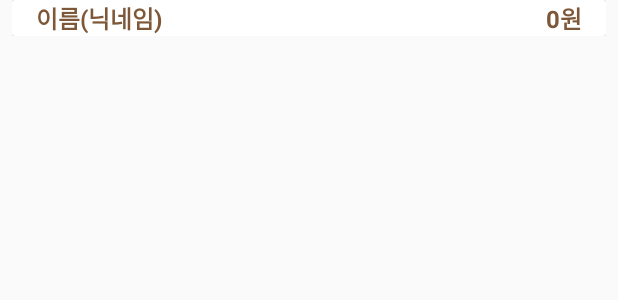
After one commit to Akais24/Project3, an Android app: the layout activity_main_item.xml on its own in the app's theme, with its tools: preview values and no code run, on a phone screen of 412 x 824 dp. The commit adds this screen. Shown: the top 300 px of the screen. Run offline under Robolectric (Android 15) with nearby library versions, the phone set to English and light mode, and no system bars.

Commit message:
토요일의 끝

```diff
--- a/app/src/main/AndroidManifest.xml
+++ b/app/src/main/AndroidManifest.xml
@@ -39,7 +39,8 @@
         <activity
             android:name=".AddEvent.ContentInputActivity"
             android:theme="@style/myDialog" />
-        <activity android:name=".Login.SignUpActivity"></activity>
+        <activity android:name=".Login.SignUpActivity" />
+        <activity android:name=".MoreInfoActivity"></activity>
     </application>
 
 </manifest>
--- /dev/null
+++ b/app/src/main/res/layout/activity_main_item.xml
@@ -0,0 +1,44 @@
+<?xml version="1.0" encoding="utf-8"?>
+<LinearLayout xmlns:android="http://schemas.android.com/apk/res/android"
+    android:layout_width="match_parent"
+    android:layout_height="wrap_content"
+    android:layout_marginHorizontal="8dp">
+
+    <android.support.v7.widget.CardView
+        android:layout_width="match_parent"
+        android:layout_height="match_parent">
+        <RelativeLayout
+            android:layout_width="match_parent"
+            android:layout_height="match_parent">
+            <TextView
+                android:id="@+id/money"
+                android:layout_width="80dp"
+                android:layout_height="wrap_content"
+                android:layout_alignParentRight="true"
+                android:layout_centerVertical="true"
+                android:layout_marginHorizontal="16dp"
+
+                android:text="0원"
+                android:textColor="@color/sy_brown"
+                android:gravity="right"
+                android:textSize="16dp"
+                android:textStyle="bold"/>
+            <TextView
+                android:id="@+id/name"
+                android:layout_width="fill_parent"
+                android:layout_height="wrap_content"
+                android:layout_alignParentLeft="true"
+                android:layout_toLeftOf="@id/money"
+                android:layout_centerVertical="true"
+                android:layout_marginHorizontal="16dp"
+
+                android:text="이름(닉네임)"
+                android:gravity="center_vertical|left"
+                android:textColor="@color/sy_brown"
+                android:textSize="16dp"
+                android:textStyle="bold"/>
+
+        </RelativeLayout>
+    </android.support.v7.widget.CardView>
+
+</LinearLayout>
```
Also changed, not shown: app/src/main/java/com/example/q/swipe_tab/MainActivity.java (+130 -3 lines), app/src/main/java/com/example/q/swipe_tab/MoreInfoActivity.java (added, +31 -0 lines), app/src/main/java/com/example/q/swipe_tab/Statistic_Adapter.java (added, +57 -0 lines), app/src/main/res/layout/activity_kakao_signup.xml (+14 -3 lines), app/src/main/res/layout/activity_more_info.xml (added, +9 -0 lines).
